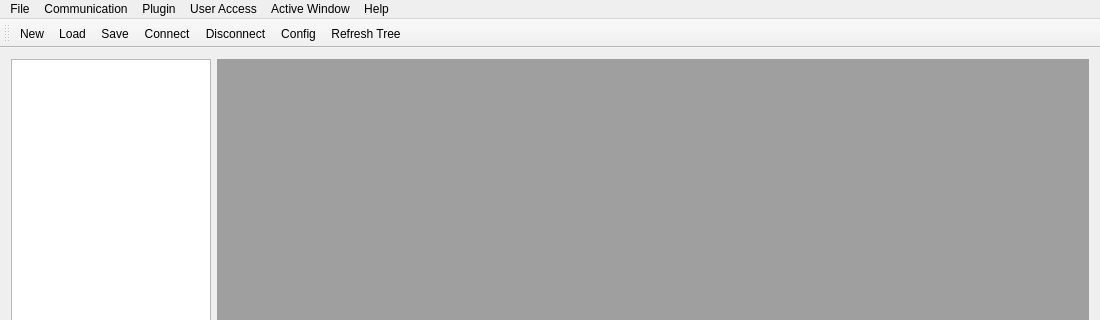
The window that view/mainwindow.ui (zenaki/RTU) describes before a commit, drawn with Qt 5; both pictures show x 0 to 1100 and y 0 to 320 of the 1100 by 597 pixel window.
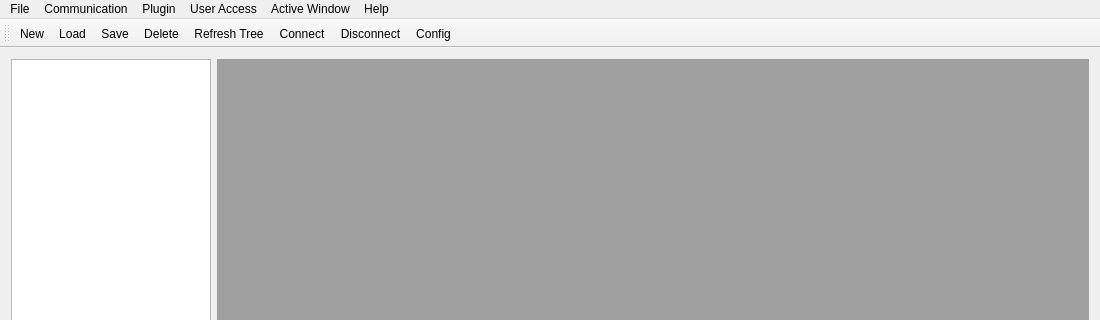
The same window after the commit. Icons and pictures are not drawn.

```diff
--- a/view/mainwindow.ui
+++ b/view/mainwindow.ui
@@ -129,10 +129,11 @@
    <addaction name="actionNew"/>
    <addaction name="actionLoad"/>
    <addaction name="actionSave"/>
+   <addaction name="actionDelete"/>
+   <addaction name="actionRefresh"/>
    <addaction name="actionConnect"/>
    <addaction name="actionDisconnect"/>
    <addaction name="actionConfig"/>
-   <addaction name="actionRefresh"/>
   </widget>
   <widget class="QStatusBar" name="statusBar"/>
   <action name="actionNew">
@@ -234,6 +235,18 @@
     <string>Edit User</string>
    </property>
   </action>
+  <action name="actionDelete">
+   <property name="icon">
+    <iconset resource="../image.qrc">
+     <normaloff>:/new/prefix1/image/trash.png</normaloff>:/new/prefix1/image/trash.png</iconset>
+   </property>
+   <property name="text">
+    <string>Delete</string>
+   </property>
+   <property name="toolTip">
+    <string>Delete Module</string>
+   </property>
+  </action>
  </widget>
  <layoutdefault spacing="6" margin="11"/>
  <resources>
```
Left out of the diff: 1 changed line with no effect on the pictures.
